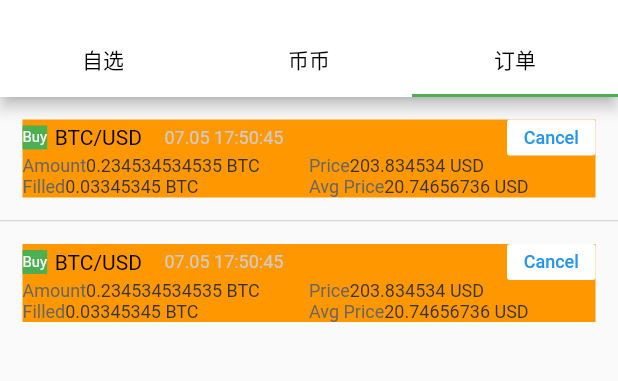
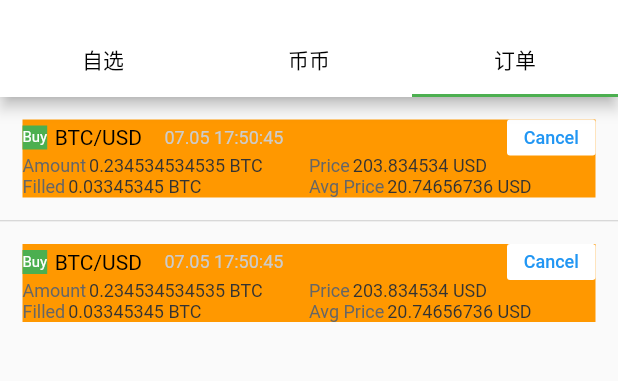
Before and after one commit to 156980441/flutter_demo, a Flutter app: the screen it shows after launch, tab 3 chosen, on a phone screen of 412 x 824 dp, the part 59-440 px from its top. Run offline on Flutter 3.47's test engine with Material 2 defaults, Android fonts, the phone set to English and light mode, and no system bars; our stand-ins replace flutter_native_web, flutter_swiper, fluttertoast, shared_preferences; missing offline and left inert: a package; generated files the repository leaves out were written again; network calls fail.

Commit message:
【提交类型】new 【修改内容】订单 UI,我这里放了一个 SizedBox 来充当间距，不知道这种用法是否可取，还是说我应该弄个 Container 来设置 padding or margin 【影响范围】bb 【风险评估】low

```diff
--- a/flutter_news/lib/order/order_view.dart
+++ b/flutter_news/lib/order/order_view.dart
@@ -130,6 +130,7 @@ class _OrderViewState extends State<OrderView> {
                                 style: TextStyle(
                                     fontSize: 12, color: Color(0xFF666666)),
                               ),
+                              SizedBox(height: 1, width: 2,),
                               Text(
                                 '${_orders[index].amount}',
                                 textAlign: TextAlign.left,
@@ -147,6 +148,7 @@ class _OrderViewState extends State<OrderView> {
                                 style: TextStyle(
                                     fontSize: 12, color: Color(0xFF666666)),
                               ),
+                              SizedBox(height: 1, width: 2,),
                               Text(
                                 '${_orders[index].filled}',
                                 textAlign: TextAlign.left,
@@ -172,6 +174,7 @@ class _OrderViewState extends State<OrderView> {
                                 style: TextStyle(
                                     fontSize: 12, color: Color(0xFF666666)),
                               ),
+                              SizedBox(height: 1, width: 2,),
                               Text(
                                 '${_orders[index].price}',
                                 textAlign: TextAlign.left,
@@ -189,6 +192,7 @@ class _OrderViewState extends State<OrderView> {
                                 style: TextStyle(
                                     fontSize: 12, color: Color(0xFF666666)),
                               ),
+                              SizedBox(height: 1, width: 2,), // 我这里放了一个 SizedBox 来充当间距，不知道这种用法是否可取，还是说我应该弄个 Container 来设置 padding or margin
                               Text(
                                 '${_orders[index].margin}',
                                 textAlign: TextAlign.left,
```
